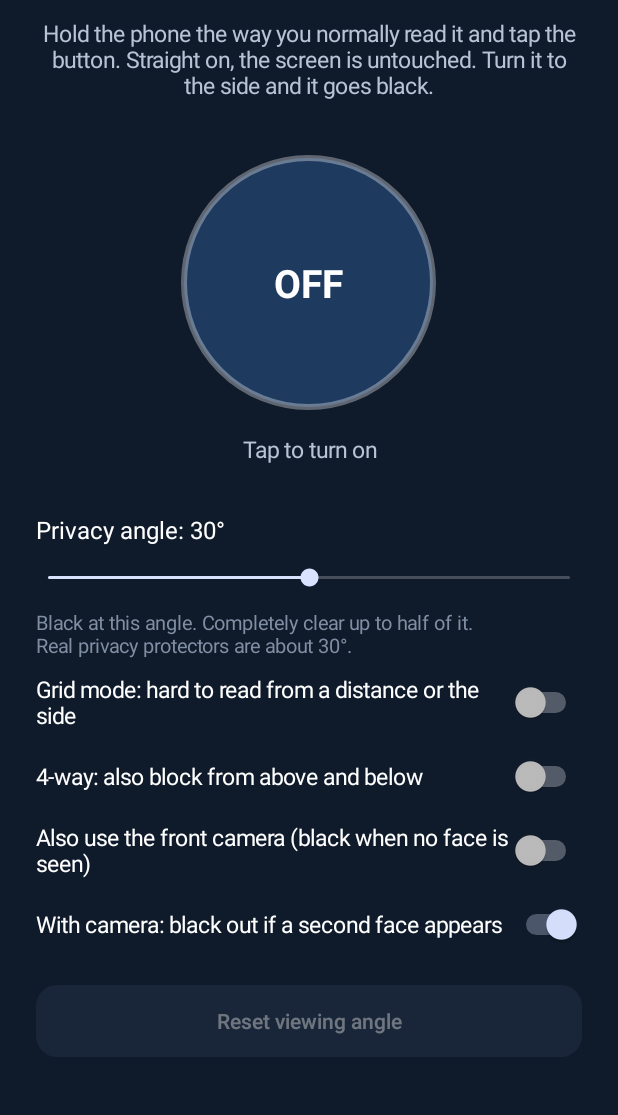
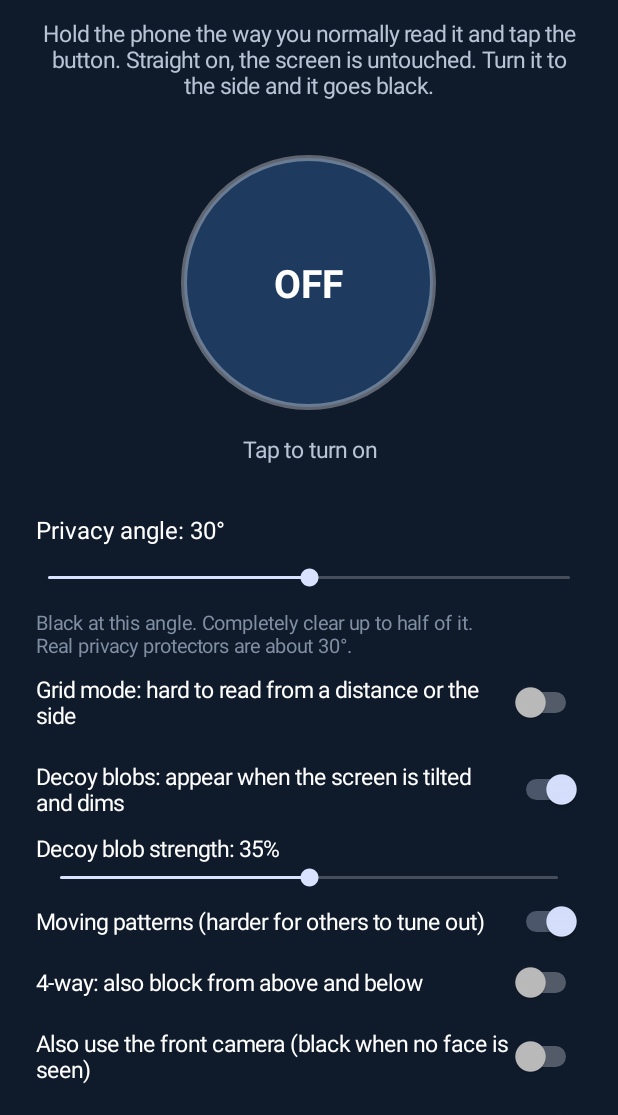
Before and after one commit to vedayyagari12-sudo/Tiltguard-apk, an Android app: the screen it shows after launch (MainActivity), on a phone screen of 412 x 824 dp, the part 121-1236 px from its top. Run offline under Robolectric (Android 15) with nearby library versions, the phone set to English and light mode, and no system bars.

```diff
--- a/app/src/main/java/com/vaapps/tiltguard/MainActivity.java
+++ b/app/src/main/java/com/vaapps/tiltguard/MainActivity.java
@@ -163,6 +163,10 @@ public class MainActivity extends Activity {
         gridCell.setProgress(Math.max(0, PrivacyService.gridCell - 3));
         root.addView(gridCell, matchWidth());
 
+        Switch decoySw = makeSwitch("Decoy blobs: appear when the screen is tilted and dims", dp);
+        decoySw.setChecked(PrivacyService.decoyOn);
+        root.addView(decoySw, matchWidth());
+
         TextView decoyLabel = new TextView(this);
         decoyLabel.setTextColor(Color.WHITE);
         decoyLabel.setTextSize(15);
@@ -172,7 +176,7 @@ public class MainActivity extends Activity {
         decoySb.setProgress(PrivacyService.decoyStrength);
         root.addView(decoySb, matchWidth());
 
-        Switch movingSw = makeSwitch("Moving pattern (harder for others to tune out)", dp);
+        Switch movingSw = makeSwitch("Moving patterns (harder for others to tune out)", dp);
         movingSw.setChecked(PrivacyService.gridMoving);
         movingSw.setOnCheckedChangeListener((b, on) -> {
             PrivacyService.gridMoving = on;
@@ -192,18 +196,26 @@ public class MainActivity extends Activity {
         Runnable gridUi = () -> {
             gridStrLabel.setText("Mesh strength: " + PrivacyService.gridStrength + "%");
             gridCellLabel.setText("Mesh spacing: " + PrivacyService.gridCell + " px");
-            decoyLabel.setText("Decoy blobs (appear as it dims): " + PrivacyService.decoyStrength + "%");
+            decoyLabel.setText("Decoy blob strength: " + PrivacyService.decoyStrength + "%");
             int vis = PrivacyService.gridMode ? View.VISIBLE : View.GONE;
+            int dvis = PrivacyService.decoyOn ? View.VISIBLE : View.GONE;
             gridStrLabel.setVisibility(vis);
             gridStr.setVisibility(vis);
             gridCellLabel.setVisibility(vis);
             gridCell.setVisibility(vis);
-            decoyLabel.setVisibility(vis);
-            decoySb.setVisibility(vis);
-            movingSw.setVisibility(vis);
+            decoyLabel.setVisibility(dvis);
+            decoySb.setVisibility(dvis);
+            movingSw.setVisibility(PrivacyService.gridMode || PrivacyService.decoyOn
+                    ? View.VISIBLE : View.GONE);
             gridHint.setVisibility(vis);
         };
         gridUi.run();
+        decoySw.setOnCheckedChangeListener((b, on) -> {
+            PrivacyService.decoyOn = on;
+            getSharedPreferences(PrivacyService.PREFS, MODE_PRIVATE).edit()
+                    .putBoolean(PrivacyService.KEY_DECOY_ON, on).apply();
+            gridUi.run();
+        });
         gridSw.setOnCheckedChangeListener((b, on) -> {
             PrivacyService.gridMode = on;
             getSharedPreferences(PrivacyService.PREFS, MODE_PRIVATE).edit()
--- a/app/src/main/java/com/vaapps/tiltguard/PrivacyService.java
+++ b/app/src/main/java/com/vaapps/tiltguard/PrivacyService.java
@@ -46,6 +46,7 @@ public class PrivacyService extends Service implements SensorEventListener {
     static final String KEY_GRID_CELL = "grid_cell";      // pixels between mesh lines
     static final String KEY_DECOY = "grid_decoy";         // percent
     static final String KEY_MOVING = "grid_moving";
+    static final String KEY_DECOY_ON = "decoy_on";
     static final String KEY_FOURWAY = "four_way";
     static final String KEY_FACE = "face_tracking"; // optional, off unless switched on
     static final String KEY_MULTI = "multi_face";
@@ -72,6 +73,7 @@ public class PrivacyService extends Service implements SensorEventListener {
     static volatile int gridCell = 3;
     static volatile int decoyStrength = 35;
     static volatile boolean gridMoving = true;
+    static volatile boolean decoyOn = true;
     static volatile boolean fourWay = false;
 
     private WindowManager windowManager;
@@ -136,6 +138,7 @@ public class PrivacyService extends Service implements SensorEventListener {
         gridCell = p.getInt(KEY_GRID_CELL, 3);
         decoyStrength = p.getInt(KEY_DECOY, 35);
         gridMoving = p.getBoolean(KEY_MOVING, true);
+        decoyOn = p.getBoolean(KEY_DECOY_ON, true);
         fourWay = p.getBoolean(KEY_FOURWAY, false);
     }
 
@@ -246,10 +249,9 @@ public class PrivacyService extends Service implements SensorEventListener {
             shadeParams.alpha = opaque ? 1f : TOUCH_ALPHA;
             windowManager.updateViewLayout(shade, shadeParams);
         }
-        // Decoy blobs fade in as the screen dims from tilt, and are gone when it's clear.
-        float tiltAmount = Math.min(1f, Math.max(Math.abs(kxDev), Math.abs(kyDev)));
+        // Decoy strength is the max; ShadeView fades the blobs in as the screen tilts and dims.
         shade.set(a, sa, b, sb, fullV, gridMode ? gridCell : 0, gridStrength / 100f,
-                decoyStrength / 100f * tiltAmount, gridMoving, opaque ? 1f : 1f / TOUCH_ALPHA);
+                decoyOn ? decoyStrength / 100f : 0f, gridMoving, opaque ? 1f : 1f / TOUCH_ALPHA);
     }
 
     // ---------------------------------------------------------------- face
--- a/app/src/main/java/com/vaapps/tiltguard/ShadeView.java
+++ b/app/src/main/java/com/vaapps/tiltguard/ShadeView.java
@@ -93,8 +93,6 @@ public class ShadeView extends View {
         tile.setPixel(0, 0, Color.GRAY);
         meshShader = new BitmapShader(tile, Shader.TileMode.REPEAT, Shader.TileMode.REPEAT);
         linePaint.setShader(meshShader);
-
-    }
     }
 
     /**
```
